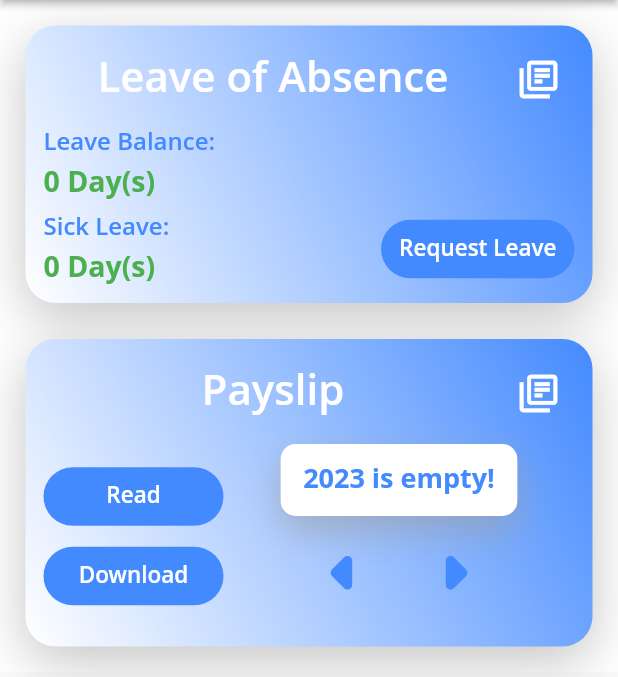
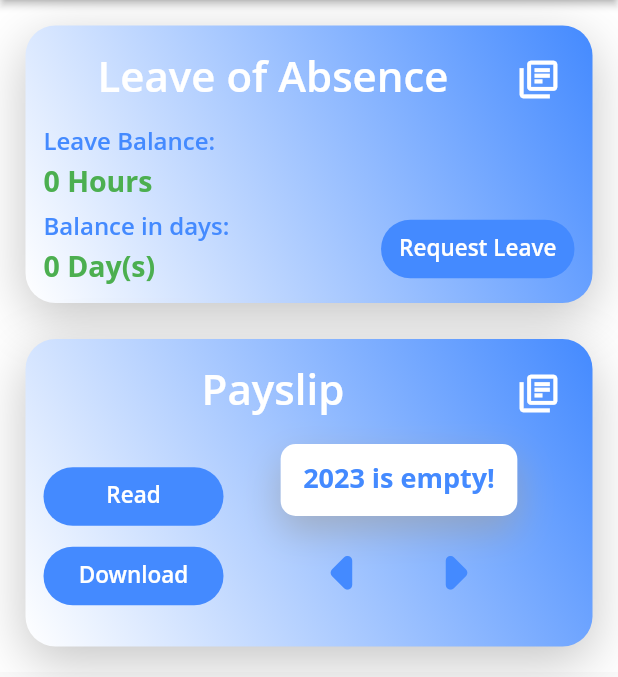
Before and after one commit to EnvernyIT/rainbow_mobile_app, a Flutter app: the DashboardPage screen opened by its route, on a phone screen of 412 x 824 dp, the part 84-761 px from its top. Run offline on Flutter 3.47's test engine with Material 2 defaults, Android fonts, the phone set to English and light mode, and no system bars; our stand-ins replace file_picker, get_storage, image_picker, open_file, shared_preferences and 2 more; missing offline and left inert: dart:ffi, syncfusion_flutter_pdf, syncfusion_flutter_pdfviewer; accounts and stored records are empty; generated files the repository leaves out were written again; Roboto replaces fonts that are missing (Open Sans).

Commit message:
inpu fields changed/ request fix/ get balance fix

```diff
--- a/lib/Components/Cards/AbsenceCard.dart
+++ b/lib/Components/Cards/AbsenceCard.dart
@@ -8,16 +8,29 @@ import 'package:flutter_gen/gen_l10n/app_localizations.dart';
 import '../../Backend/Models/UserModel.dart';
 import '../../Theme/ThemeTextStyle.dart';
 
-class AbsenceCard extends StatelessWidget {
+class AbsenceCard extends StatefulWidget {
   const AbsenceCard({Key? key}) : super(key: key);
 
   @override
+  State<AbsenceCard> createState() => _AbsenceCardState();
+}
+
+class _AbsenceCardState extends State<AbsenceCard> {
+  int leaveBalance = 0;
+
+  @override
+  void initState() {
+    setLeaveBalance();
+    super.initState();
+  }
+
+  @override
+  void dispose() {
+    super.dispose();
+  }
+
+  @override
   Widget build(BuildContext context) {
-    UserEmployeeService userEmployeeService = UserEmployeeService();
-    int leaveBalance = 0;
-    userEmployeeService.getLeaveBalance().then((value) {
-      leaveBalance = leaveBalance + value;
-    });
     return Container(
       decoration: BoxDecoration(
         borderRadius: BorderRadius.circular(20),
@@ -89,12 +102,7 @@ class AbsenceCard extends StatelessWidget {
               Text(
                 leaveBalance.toString() +
                     " " +
-                    AppLocalizations.of(context)!.dayss,
-                //  +
-                // "/" +
-                // daysToHours(userLeaveBalance) +
-                // " " +
-                // AppLocalizations.of(context)!.hours,
+                    AppLocalizations.of(context)!.hours,
                 style: TextStyle(
                     color: Colors.green,
                     fontFamily: RainbowTextStyle.fontFamily,
@@ -112,7 +120,7 @@ class AbsenceCard extends StatelessWidget {
               crossAxisAlignment: CrossAxisAlignment.start,
               children: [
                 Text(
-                  AppLocalizations.of(context)!.sickLeave + ":",
+                  AppLocalizations.of(context)!.saldoInDays + ":",
                   style: TextStyle(
                       color: RainbowColor.primary_1,
                       fontFamily: RainbowTextStyle.fontFamily,
@@ -124,7 +132,7 @@ class AbsenceCard extends StatelessWidget {
                   height: 10,
                 ),
                 Text(
-                  leaveBalance.toString() +
+                  inDays(leaveBalance) +
                       " " +
                       AppLocalizations.of(context)!.dayss,
                   style: TextStyle(
@@ -164,7 +172,24 @@ class AbsenceCard extends StatelessWidget {
     );
   }
 
+  void setLeaveBalance() {
+    UserEmployeeService userEmployeeService = UserEmployeeService();
+    userEmployeeService.getLeaveBalance().then((value) {
+      setState(() {
+        leaveBalance = value;
+      });
+    });
+  }
+
   String daysToHours(int days) {
     return (days * 8).toString();
   }
+
+  String inDays(int leaveBalance) {
+    if (leaveBalance > 0) {
+      final days = (leaveBalance / 8);
+      return days.toStringAsFixed(2).toString();
+    }
+    return "0";
+  }
 }
--- a/lib/Components/TextInputs/SmallInputField.dart
+++ b/lib/Components/TextInputs/SmallInputField.dart
@@ -60,7 +60,7 @@ class SmallInputField extends StatelessWidget {
                     textAlign: TextAlign.left,
                     textAlignVertical: TextAlignVertical.center,
                     validator: (input) {
-                      if (int.parse(input!) > 24) {
+                      if (int.parse(input!) >= 24) {
                         return AppLocalizations.of(context)!.tooManyHours;
                       }
                       return null;
@@ -84,12 +84,12 @@ class SmallInputField extends StatelessWidget {
                           color: Colors.black,
                           fontFamily: RainbowTextStyle.fontFamily),
                       focusedBorder: const UnderlineInputBorder(
-                          borderSide: const BorderSide(
+                          borderSide: BorderSide(
                         color: Colors.white,
                         width: 0,
                       )),
                       enabledBorder: const UnderlineInputBorder(
-                          borderSide: const BorderSide(
+                          borderSide: BorderSide(
                         color: Colors.white,
                         width: 0,
                       )),
--- a/lib/l10n/app_en.arb
+++ b/lib/l10n/app_en.arb
@@ -69,7 +69,7 @@
     "special": "Special",
     "tapForSalary": "Tap for salary",
     "department": "Department",
-    "tooManyHours": "You have given too many hours!",
+    "tooManyHours": "Too many hours!",
     "opensans": "Open Sans",
     "raleway": "Raleway",
     "montserrat": "Montserrat",
@@ -109,5 +109,6 @@
     "error" : "Error",
     "cantDownload" : "Cannot download",
     "accessDenied" : "Access denied",
-    "urlExample" : "Url wrong. Example: https://rainbow.com/example"
+    "urlExample" : "Url wrong. Example: https://rainbow.com/example",
+    "saldoInDays" : "Balance in days"
 }
--- a/lib/l10n/app_nl.arb
+++ b/lib/l10n/app_nl.arb
@@ -69,7 +69,7 @@
     "special": "Bijzonder",
     "tapForSalary": "Tik voor salaris",
     "department": "Afdeling",
-    "tooManyHours": "Je hebt te veel uren gegeven!",
+    "tooManyHours": "Te veel uren!",
     "opensans": "Open Sans",
     "raleway": "Raleway",
     "montserrat": "Montserrat",
@@ -109,5 +109,6 @@
     "error" : "Foutmelding",
     "cantDownload" : "Kan niet downloaden",
     "accessDenied" : "Toegang geweigerd",
-    "urlExample" : "Url klopt niet. Example: https://rainbow.com/example"
+    "urlExample" : "Url klopt niet. Example: https://rainbow.com/example",
+    "saldoInDays" : "Saldo in dagen"
 }
```
Also changed, not shown: lib/Components/Tiles/UserProfileTile.dart (+23 -1 lines), lib/Pages/Calendar/AbsenceRequestPage/AbsenceRequestPage.dart (+66 -20 lines).
